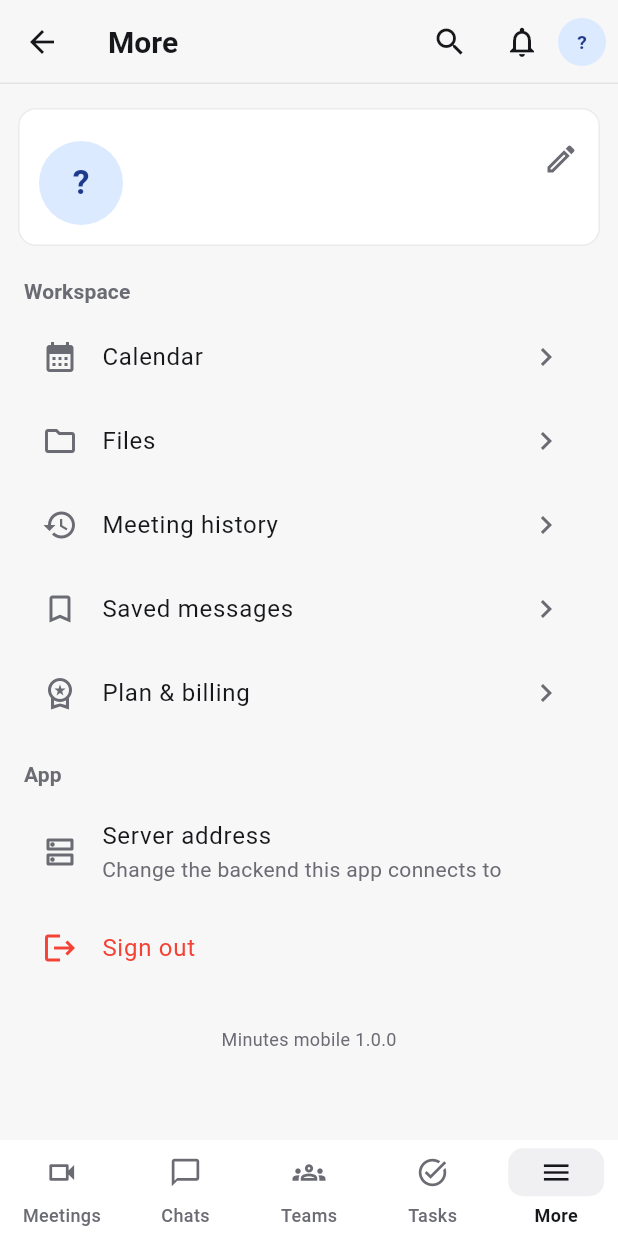
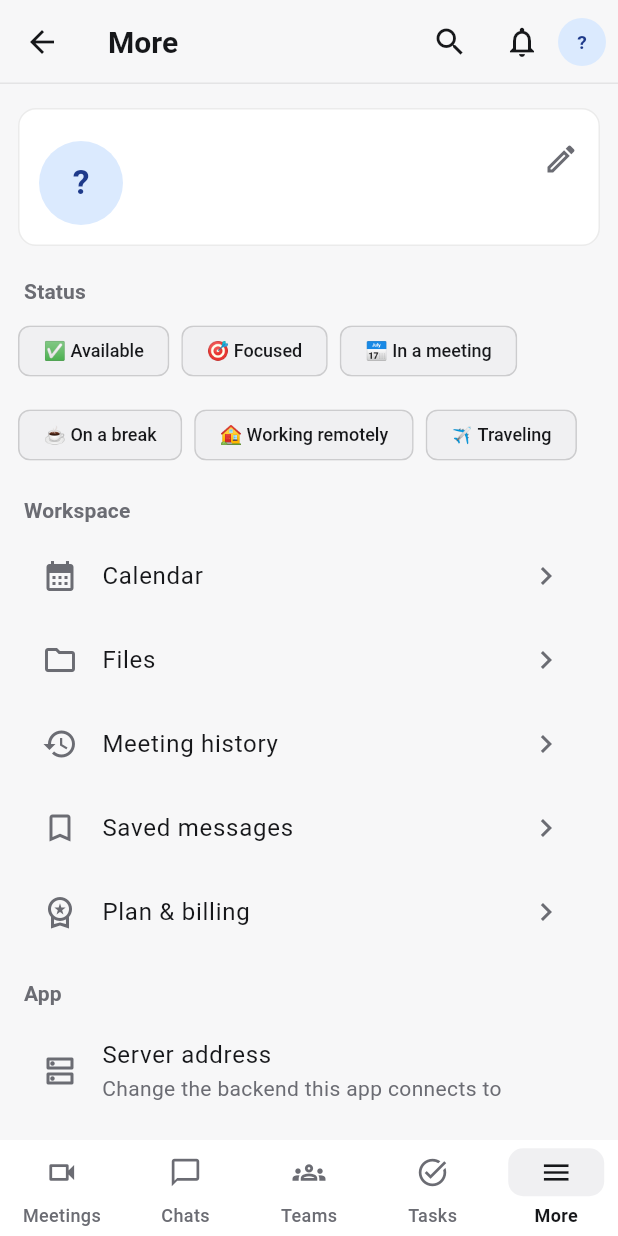
Before and after one commit to pranjal030404/Meets_with_recording, a Flutter app: the HomeShell screen opened directly, item 5 of the bottom bar chosen, on a phone screen of 412 x 824 dp. Run offline on Flutter 3.47's test engine with Material 3 defaults, Android fonts, the phone set to English and light mode, and no system bars; our stand-ins replace dio, file_picker, open_filex, permission_handler, shared_preferences, socket_io_client and 1 more; missing offline and left inert: dart:html, dart:js_util, dart:ui_web, dart_webrtc, events2, h264_profile_level_id and 2 more; accounts and stored records are empty; network calls fail.

Commit message:
Mobile: status presets on More screen
Co-Authored-By: Claude Sonnet 5.5 <noreply@anthropic.com>

```diff
--- a/app/lib/screens/more_screen.dart
+++ b/app/lib/screens/more_screen.dart
@@ -7,6 +7,15 @@ import 'billing_screen.dart';
 import 'calendar_screen.dart';
 import 'files_screen.dart';
 import 'meetings_screen.dart';
+
+const _statusPresets = [
+  ('✅', 'Available'),
+  ('🎯', 'Focused'),
+  ('📅', 'In a meeting'),
+  ('☕', 'On a break'),
+  ('🏠', 'Working remotely'),
+  ('✈️', 'Traveling'),
+];
 
 class MoreScreen extends StatelessWidget {
   const MoreScreen({super.key});
@@ -24,13 +33,33 @@ class MoreScreen extends StatelessWidget {
             child: ListTile(
               contentPadding: const EdgeInsets.all(14),
               leading: UserAvatar(name: s.name, url: u['avatar']?.toString(), radius: 28),
-              title: Text(s.name, style: const TextStyle(fontWeight: FontWeight.w700, fontSize: 18)),
+              title: Text(s.name, style: const TextStyle(fontWeight: FontWeight.w600, fontSize: 18)),
               subtitle: Text('${s.email}${plan != null ? '\nPlan: $plan' : ''}${(u['customStatus'] ?? '').toString().isNotEmpty ? '\n${u['statusEmoji'] ?? ''} ${u['customStatus']}' : ''}'),
               isThreeLine: true,
               trailing: const Icon(Icons.edit_outlined),
               onTap: () => Navigator.push(context, MaterialPageRoute(builder: (_) => const ProfileScreen())),
             ),
           ),
+          const SectionTitle('Status'),
+          Wrap(spacing: 8, runSpacing: 8, children: [
+            for (final p in _statusPresets)
+              ChoiceChip(
+                label: Text('${p.$1} ${p.$2}'),
+                selected: u['customStatus'] == p.$2,
+                onSelected: (_) => guard(context, () async {
+                  await Api.instance.put('/auth/status', {'customStatus': p.$2, 'statusEmoji': p.$1});
+                  await Session.instance.refresh();
+                }),
+              ),
+            if ((u['customStatus'] ?? '').toString().isNotEmpty)
+              ActionChip(
+                label: const Text('Clear'),
+                onPressed: () => guard(context, () async {
+                  await Api.instance.put('/auth/status', {'customStatus': '', 'statusEmoji': ''});
+                  await Session.instance.refresh();
+                }),
+              ),
+          ]),
           const SectionTitle('Workspace'),
           _tile(context, Icons.calendar_month, 'Calendar', const CalendarScreen()),
           _tile(context, Icons.folder_outlined, 'Files', const FilesScreen(standalone: true)),
```
